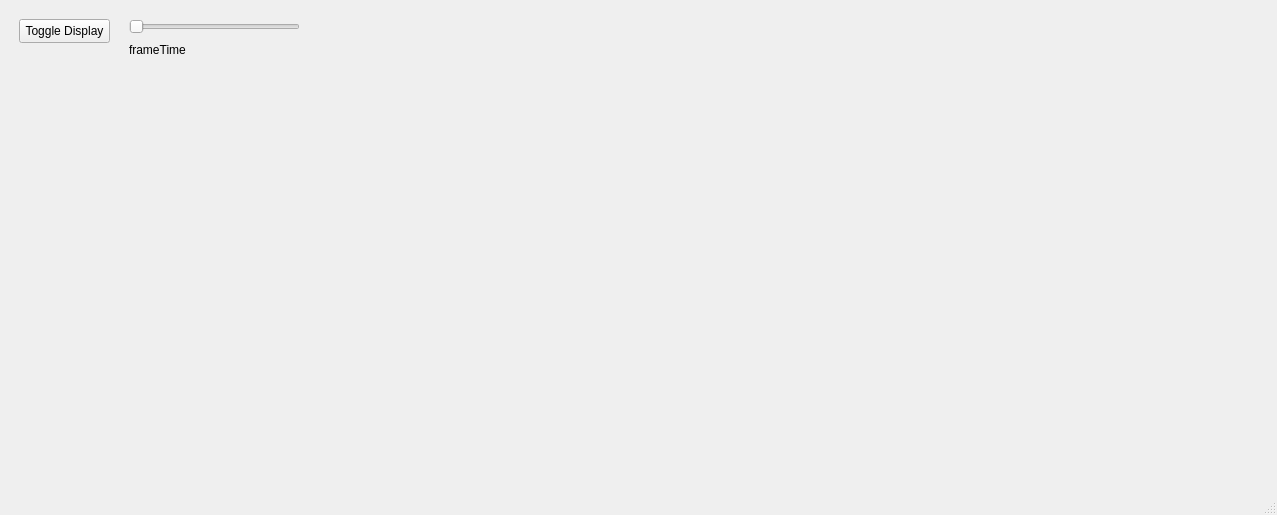
KROIA/AI_QuadCopterSimulation, file mainwindow.ui: the form before one commit.
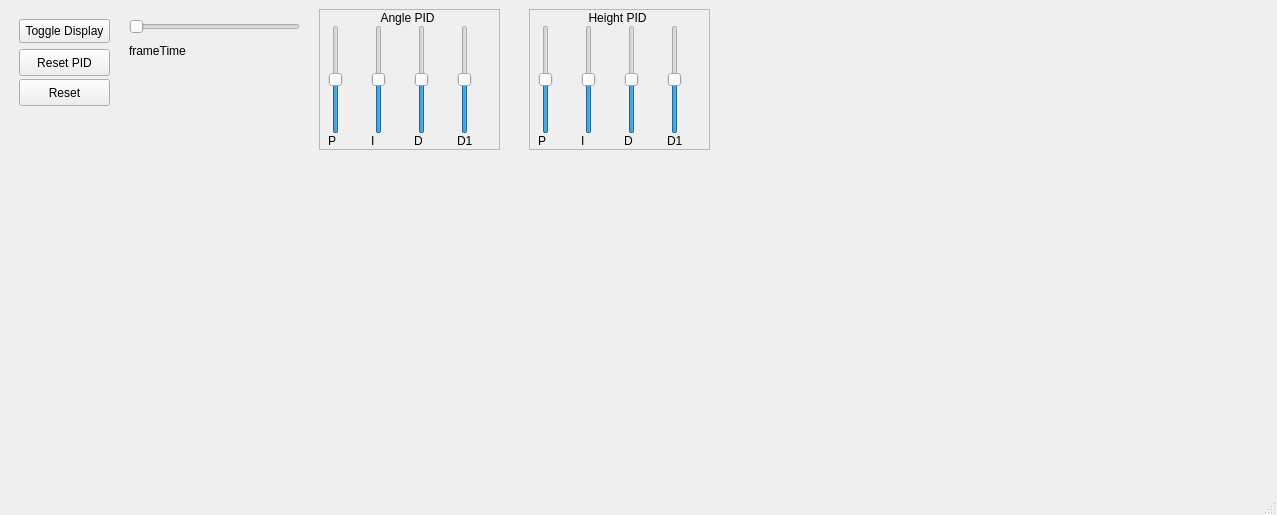
The form after the commit.

```diff
--- a/mainwindow.ui
+++ b/mainwindow.ui
@@ -23,7 +23,7 @@
       <property name="maximumSize">
        <size>
         <width>16777215</width>
-        <height>100</height>
+        <height>150</height>
        </size>
       </property>
       <widget class="QPushButton" name="toggleDisplay_pushButton">
@@ -45,7 +45,7 @@
          <x>120</x>
          <y>10</y>
          <width>171</width>
-         <height>41</height>
+         <height>43</height>
         </rect>
        </property>
        <layout class="QVBoxLayout" name="verticalLayout_2">
@@ -71,6 +71,401 @@
         </item>
        </layout>
       </widget>
+      <widget class="QFrame" name="frame">
+       <property name="geometry">
+        <rect>
+         <x>310</x>
+         <y>0</y>
+         <width>181</width>
+         <height>141</height>
+        </rect>
+       </property>
+       <property name="frameShape">
+        <enum>QFrame::StyledPanel</enum>
+       </property>
+       <property name="frameShadow">
+        <enum>QFrame::Raised</enum>
+       </property>
+       <layout class="QGridLayout" name="gridLayout">
+        <property name="leftMargin">
+         <number>1</number>
+        </property>
+        <property name="topMargin">
+         <number>1</number>
+        </property>
+        <property name="rightMargin">
+         <number>1</number>
+        </property>
+        <property name="bottomMargin">
+         <number>1</number>
+        </property>
+        <property name="verticalSpacing">
+         <number>0</number>
+        </property>
+        <item row="1" column="1">
+         <widget class="QSlider" name="angleI_slider">
+          <property name="minimum">
+           <number>-100</number>
+          </property>
+          <property name="maximum">
+           <number>100</number>
+          </property>
+          <property name="pageStep">
+           <number>1</number>
+          </property>
+          <property name="orientation">
+           <enum>Qt::Vertical</enum>
+          </property>
+         </widget>
+        </item>
+        <item row="2" column="2">
+         <widget class="QLabel" name="angleD_label">
+          <property name="minimumSize">
+           <size>
+            <width>30</width>
+            <height>0</height>
+           </size>
+          </property>
+          <property name="maximumSize">
+           <size>
+            <width>30</width>
+            <height>16777215</height>
+           </size>
+          </property>
+          <property name="text">
+           <string>D</string>
+          </property>
+         </widget>
+        </item>
+        <item row="1" column="2">
+         <widget class="QSlider" name="angleD_slider">
+          <property name="minimum">
+           <number>-100</number>
+          </property>
+          <property name="maximum">
+           <number>100</number>
+          </property>
+          <property name="pageStep">
+           <number>1</number>
+          </property>
+          <property name="orientation">
+           <enum>Qt::Vertical</enum>
+          </property>
+         </widget>
+        </item>
+        <item row="1" column="0">
+         <widget class="QSlider" name="angleP_slider">
+          <property name="minimum">
+           <number>-1000</number>
+          </property>
+          <property name="maximum">
+           <number>1000</number>
+          </property>
+          <property name="pageStep">
+           <number>1</number>
+          </property>
+          <property name="orientation">
+           <enum>Qt::Vertical</enum>
+          </property>
+         </widget>
+        </item>
+        <item row="2" column="1">
+         <widget class="QLabel" name="angleI_label">
+          <property name="minimumSize">
+           <size>
+            <width>30</width>
+            <height>0</height>
+           </size>
+          </property>
+          <property name="maximumSize">
+           <size>
+            <width>30</width>
+            <height>16777215</height>
+           </size>
+          </property>
+          <property name="text">
+           <string>I</string>
+          </property>
+         </widget>
+        </item>
+        <item row="2" column="0">
+         <widget class="QLabel" name="angleP_label">
+          <property name="minimumSize">
+           <size>
+            <width>30</width>
+            <height>0</height>
+           </size>
+          </property>
+          <property name="maximumSize">
+           <size>
+            <width>30</width>
+            <height>16777215</height>
+           </size>
+          </property>
+          <property name="text">
+           <string>P</string>
+          </property>
+         </widget>
+        </item>
+        <item row="1" column="3">
+         <widget class="QSlider" name="angleD1_slider">
+          <property name="minimum">
+           <number>-1000</number>
+          </property>
+          <property name="maximum">
+           <number>1000</number>
+          </property>
+          <property name="pageStep">
+           <number>1</number>
+          </property>
+          <property name="orientation">
+           <enum>Qt::Vertical</enum>
+          </property>
+         </widget>
+        </item>
+        <item row="0" column="0" colspan="4">
+         <widget class="QLabel" name="label_7">
+          <property name="text">
+           <string>Angle PID</string>
+          </property>
+          <property name="alignment">
+           <set>Qt::AlignCenter</set>
+          </property>
+         </widget>
+        </item>
+        <item row="2" column="3">
+         <widget class="QLabel" name="angleD1_label">
+          <property name="minimumSize">
+           <size>
+            <width>30</width>
+            <height>0</height>
+           </size>
+          </property>
+          <property name="maximumSize">
+           <size>
+            <width>30</width>
+            <height>16777215</height>
+           </size>
+          </property>
+          <property name="text">
+           <string>D1</string>
+          </property>
+         </widget>
+        </item>
+       </layout>
+      </widget>
+      <widget class="QFrame" name="frame_2">
+       <property name="geometry">
+        <rect>
+         <x>520</x>
+         <y>0</y>
+         <width>181</width>
+         <height>141</height>
+        </rect>
+       </property>
+       <property name="frameShape">
+        <enum>QFrame::StyledPanel</enum>
+       </property>
+       <property name="frameShadow">
+        <enum>QFrame::Raised</enum>
+       </property>
+       <layout class="QGridLayout" name="gridLayout_2">
+        <property name="leftMargin">
+         <number>1</number>
+        </property>
+        <property name="topMargin">
+         <number>1</number>
+        </property>
+        <property name="rightMargin">
+         <number>1</number>
+        </property>
+        <property name="bottomMargin">
+         <number>1</number>
+        </property>
+        <property name="verticalSpacing">
+         <number>0</number>
+        </property>
+        <item row="1" column="1">
+         <widget class="QSlider" name="heightI_slider">
+          <property name="minimum">
+           <number>-100</number>
+          </property>
+          <property name="maximum">
+           <number>100</number>
+          </property>
+          <property name="pageStep">
+           <number>1</number>
+          </property>
+          <property name="orientation">
+           <enum>Qt::Vertical</enum>
+          </property>
+         </widget>
+        </item>
+        <item row="1" column="2">
+         <widget class="QSlider" name="heightD_slider">
+          <property name="minimum">
+           <number>-100</number>
+          </property>
+          <property name="maximum">
+           <number>100</number>
+          </property>
+          <property name="pageStep">
+           <number>1</number>
+          </property>
+          <property name="orientation">
+           <enum>Qt::Vertical</enum>
+          </property>
+         </widget>
+        </item>
+        <item row="1" column="0">
+         <widget class="QSlider" name="heightP_slider">
+          <property name="minimum">
+           <number>-100</number>
+          </property>
+          <property name="maximum">
+           <number>100</number>
+          </property>
+          <property name="pageStep">
+           <number>1</number>
+          </property>
+          <property name="orientation">
+           <enum>Qt::Vertical</enum>
+          </property>
+         </widget>
+        </item>
+        <item row="2" column="0">
+         <widget class="QLabel" name="heightP_label">
+          <property name="minimumSize">
+           <size>
+            <width>30</width>
+            <height>0</height>
+           </size>
+          </property>
+          <property name="maximumSize">
+           <size>
+            <width>30</width>
+            <height>16777215</height>
+           </size>
+          </property>
+          <property name="text">
+           <string>P</string>
+          </property>
+         </widget>
+        </item>
+        <item row="2" column="1">
+         <widget class="QLabel" name="heightI_label">
+          <property name="minimumSize">
+           <size>
+            <width>30</width>
+            <height>0</height>
+           </size>
+          </property>
+          <property name="maximumSize">
+           <size>
+            <width>30</width>
+            <height>16777215</height>
+           </size>
+          </property>
+          <property name="text">
+           <string>I</string>
+          </property>
+         </widget>
+        </item>
+        <item row="2" column="2">
+         <widget class="QLabel" name="heightD_label">
+          <property name="minimumSize">
+           <size>
+            <width>30</width>
+            <height>0</height>
+           </size>
+          </property>
+          <property name="maximumSize">
+           <size>
+            <width>30</width>
+            <height>16777215</height>
+           </size>
+          </property>
+          <property name="text">
+           <string>D</string>
+          </property>
+         </widget>
+        </item>
+        <item row="1" column="3">
+         <widget class="QSlider" name="heightD1_slider">
+          <property name="minimum">
+           <number>-100</number>
+          </property>
+          <property name="maximum">
+           <number>100</number>
+          </property>
+          <property name="pageStep">
+           <number>1</number>
+          </property>
+          <property name="orientation">
+           <enum>Qt::Vertical</enum>
+          </property>
+         </widget>
+        </item>
+        <item row="2" column="3">
+         <widget class="QLabel" name="heightD1_label">
+          <property name="minimumSize">
+           <size>
+            <width>30</width>
+            <height>0</height>
+           </size>
+          </property>
+          <property name="maximumSize">
+           <size>
+            <width>30</width>
+            <height>16777215</height>
+           </size>
+          </property>
+          <property name="text">
+           <string>D1</string>
+          </property>
+         </widget>
+        </item>
+        <item row="0" column="0" colspan="4">
+         <widget class="QLabel" name="label_8">
+          <property name="text">
+           <string>Height PID</string>
+          </property>
+          <property name="textFormat">
+           <enum>Qt::AutoText</enum>
+          </property>
+          <property name="alignment">
+           <set>Qt::AlignCenter</set>
+          </property>
+         </widget>
+        </item>
+       </layout>
+      </widget>
+      <widget class="QPushButton" name="resetPID_pushButton">
+       <property name="geometry">
+        <rect>
+         <x>10</x>
+         <y>40</y>
+         <width>91</width>
+         <height>27</height>
+        </rect>
+       </property>
+       <property name="text">
+        <string>Reset PID</string>
+       </property>
+      </widget>
+      <widget class="QPushButton" name="reset_pushButton">
+       <property name="geometry">
+        <rect>
+         <x>10</x>
+         <y>70</y>
+         <width>91</width>
+         <height>27</height>
+        </rect>
+       </property>
+       <property name="text">
+        <string>Reset</string>
+       </property>
+      </widget>
      </widget>
     </item>
     <item>
```
Left out of the diff: 2 changed lines with no effect on the pictures.
